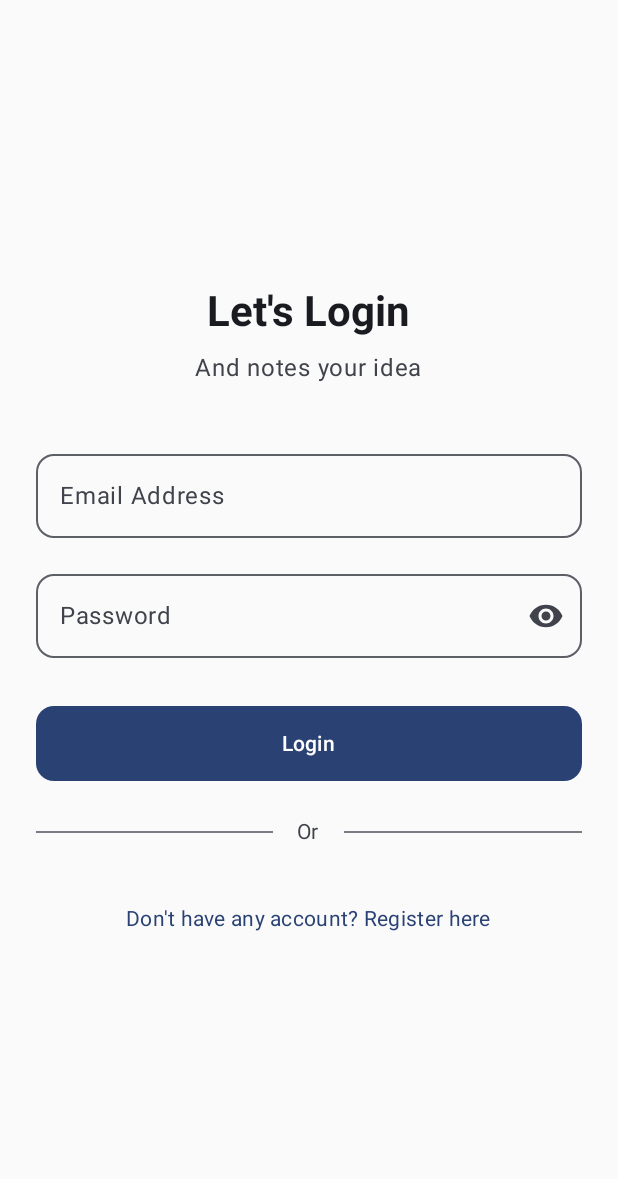
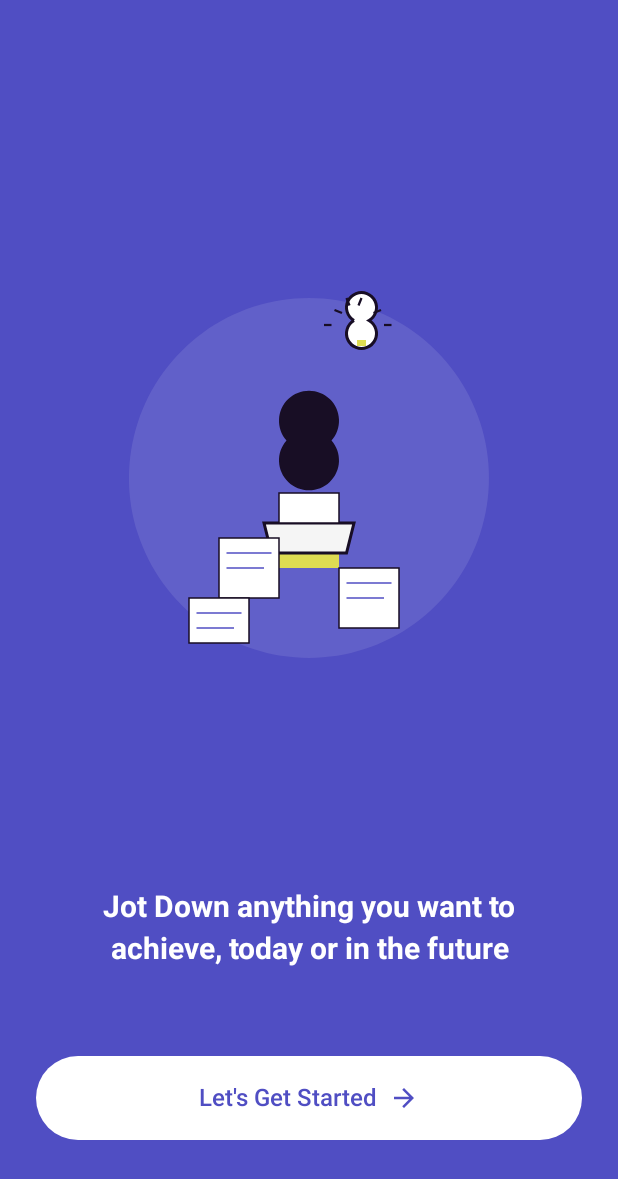
Before and after one commit to mohamadaminkarami/SimpleNoteClient, an Android app built with Jetpack Compose: the screen it shows after launch (MainActivity), on a phone screen of 412 x 824 dp. Shown: the top 1179 px of the screen. Run offline under Robolectric (Android 15) with nearby library versions, the phone set to English and light mode, and no system bars; our stand-ins replace Dagger/Hilt's generated code, Room's generated code; libraries missing offline, so code that uses them is left out: com.jakewharton.retrofit2.

Commit message:
Implement onboarding screen with purple background and illustration

```diff
--- a/Android/app/src/main/java/com/example/simplenote/MainActivity.kt
+++ b/Android/app/src/main/java/com/example/simplenote/MainActivity.kt
@@ -23,6 +23,7 @@ import com.example.simplenote.presentation.auth.RegisterScreen
 import com.example.simplenote.presentation.navigation.Screen
 import com.example.simplenote.presentation.notes.NotesListScreen
 import com.example.simplenote.presentation.notes.NoteDetailScreen
+import com.example.simplenote.presentation.onboarding.OnboardingScreen
 import com.example.simplenote.ui.theme.SimpleNoteTheme
 import dagger.hilt.android.AndroidEntryPoint
 
@@ -66,17 +67,32 @@ fun SimpleNoteApp(
         return
     }
 
-    // Determine start destination based on auth status
-    val startDestination = if (state.isLoggedIn) {
-        Screen.NotesList.route
-    } else {
-        Screen.Login.route
-    }
+    // Determine start destination - always show onboarding first
+    // In a real app, you might want to save this preference to skip onboarding for returning users
+    val startDestination = Screen.Onboarding.route
 
     NavHost(
         navController = navController,
         startDestination = startDestination
     ) {
+        // Onboarding screen
+        composable(Screen.Onboarding.route) {
+            OnboardingScreen(
+                onGetStartedClick = {
+                    val nextDestination = if (state.isLoggedIn) {
+                        Screen.NotesList.route
+                    } else {
+                        Screen.Login.route
+                    }
+                    navController.navigate(nextDestination) {
+                        popUpTo(Screen.Onboarding.route) {
+                            inclusive = true
+                        }
+                    }
+                }
+            )
+        }
+
         // Authentication screens
         composable(Screen.Login.route) {
             LoginScreen(
--- a/Android/app/src/main/java/com/example/simplenote/presentation/navigation/Screen.kt
+++ b/Android/app/src/main/java/com/example/simplenote/presentation/navigation/Screen.kt
@@ -1,6 +1,7 @@
 package com.example.simplenote.presentation.navigation
 
 sealed class Screen(val route: String) {
+    data object Onboarding : Screen("onboarding")
     data object Login : Screen("login")
     data object Register : Screen("register")
     data object NotesList : Screen("notes_list")
--- /dev/null
+++ b/Android/app/src/main/java/com/example/simplenote/presentation/onboarding/OnboardingScreen.kt
@@ -0,0 +1,116 @@
+package com.example.simplenote.presentation.onboarding
+
+import androidx.compose.foundation.Image
+import androidx.compose.foundation.background
+import androidx.compose.foundation.layout.*
+import androidx.compose.foundation.shape.RoundedCornerShape
+import androidx.compose.material.icons.Icons
+import androidx.compose.material.icons.filled.ArrowForward
+import androidx.compose.material3.*
+import androidx.compose.runtime.*
+import androidx.compose.ui.Alignment
+import androidx.compose.ui.Modifier
+import androidx.compose.ui.graphics.Color
+import androidx.compose.ui.res.painterResource
+import androidx.compose.ui.text.font.FontFamily
+import androidx.compose.ui.text.font.FontWeight
+import androidx.compose.ui.text.style.TextAlign
+import androidx.compose.ui.unit.dp
+import androidx.compose.ui.unit.sp
+import com.example.simplenote.R
+import com.example.simplenote.ui.theme.OnboardingPurple
+
+@Composable
+fun OnboardingScreen(
+    onGetStartedClick: () -> Unit
+) {
+    Box(
+        modifier = Modifier
+            .fillMaxSize()
+            .background(OnboardingPurple)
+    ) {
+        Column(
+            modifier = Modifier
+                .fillMaxSize()
+                .padding(24.dp),
+            horizontalAlignment = Alignment.CenterHorizontally
+        ) {
+            // Status bar spacing
+            Spacer(modifier = Modifier.height(60.dp))
+
+            // Illustration
+            Box(
+                modifier = Modifier
+                    .size(280.dp)
+                    .weight(1f),
+                contentAlignment = Alignment.Center
+            ) {
+                // Onboarding illustration
+                Image(
+                    painter = painterResource(id = R.drawable.onboarding_illustration),
+                    contentDescription = "Onboarding Illustration",
+                    modifier = Modifier.size(280.dp)
+                )
+            }
+
+            Spacer(modifier = Modifier.height(40.dp))
+
+            // Main text
+            Text(
+                text = "Jot Down anything you want to achieve, today or in the future",
+                style = androidx.compose.ui.text.TextStyle(
+                    fontFamily = FontFamily.Default, // Inter font family
+                    fontWeight = FontWeight.Bold, // 700
+                    fontSize = 20.sp,
+                    lineHeight = (20 * 1.4).sp, // 140% line height
+                    letterSpacing = 0.sp,
+                    textAlign = TextAlign.Center
+                ),
+                color = Color.White,
+                modifier = Modifier
+                    .fillMaxWidth()
+                    .padding(horizontal = 16.dp)
+            )
+
+            Spacer(modifier = Modifier.height(60.dp))
+
+            // Let's Get Started Button
+            Button(
+                onClick = onGetStartedClick,
+                modifier = Modifier
+                    .fillMaxWidth()
+                    .height(56.dp),
+                shape = RoundedCornerShape(28.dp),
+                colors = ButtonDefaults.buttonColors(
+                    containerColor = Color.White,
+                    contentColor = OnboardingPurple
+                )
+            ) {
+                Row(
+                    verticalAlignment = Alignment.CenterVertically,
+                    horizontalArrangement = Arrangement.Center
+                ) {
+                    Text(
+                        text = "Let's Get Started",
+                        style = androidx.compose.ui.text.TextStyle(
+                            fontWeight = FontWeight.SemiBold,
+                            fontSize = 16.sp
+                        ),
+                        color = OnboardingPurple
+                    )
+
+                    Spacer(modifier = Modifier.width(8.dp))
+
+                    Icon(
+                        imageVector = Icons.Default.ArrowForward,
+                        contentDescription = null,
+                        tint = OnboardingPurple,
+                        modifier = Modifier.size(20.dp)
+                    )
+                }
+            }
+
+            Spacer(modifier = Modifier.height(40.dp))
+        }
+    }
+}
--- a/Android/app/src/main/java/com/example/simplenote/ui/theme/Color.kt
+++ b/Android/app/src/main/java/com/example/simplenote/ui/theme/Color.kt
@@ -14,6 +14,7 @@ val Pink40 = Color(0xFF7D5260)
 // Additional colors for the design
 val PrimaryBlue = Color(0xFF6366F1) // Purple-blue from design
 val SecondaryBlue = Color(0xFF8B5CF6) // Slightly different purple
+val OnboardingPurple = Color(0xFF504EC3) // Onboarding background color
 val BackgroundLight = Color(0xFFFAFAFA)
 val TextGray = Color(0xFF6B7280)
 val TextDark = Color(0xFF1F2937)
--- /dev/null
+++ b/Android/app/src/main/res/drawable/onboarding_illustration.xml
@@ -0,0 +1,138 @@
+<vector xmlns:android="http://schemas.android.com/apk/res/android"
+    android:width="280dp"
+    android:height="280dp"
+    android:viewportWidth="280"
+    android:viewportHeight="280">
+
+    <!-- Background circle -->
+    <path
+        android:fillColor="#FFFFFF"
+        android:fillAlpha="0.1"
+        android:pathData="M140,20 A120,120 0 1,1 140,260 A120,120 0 1,1 140,20" />
+
+    <!-- Person sitting with laptop -->
+    <group>
+        <!-- Body -->
+        <path
+            android:fillColor="#DEDC52"
+            android:pathData="M120,150 L160,150 L160,200 L120,200 Z" />
+
+        <!-- Head -->
+        <path
+            android:fillColor="#DEDC52"
+            android:pathData="M130,120 A15,15 0 1,1 150,120 A15,15 0 1,1 130,120" />
+
+        <!-- Hair -->
+        <path
+            android:fillColor="#180E25"
+            android:pathData="M125,115 A20,20 0 1,1 155,115 A20,20 0 1,1 125,115" />
+
+        <!-- Laptop -->
+        <path
+            android:fillColor="#F5F5F5"
+            android:strokeColor="#180E25"
+            android:strokeWidth="2"
+            android:pathData="M110,170 L170,170 L165,190 L115,190 Z" />
+
+        <!-- Laptop screen -->
+        <path
+            android:fillColor="#FFFFFF"
+            android:strokeColor="#180E25"
+            android:strokeWidth="1"
+            android:pathData="M120,150 L160,150 L160,170 L120,170 Z" />
+    </group>
+
+    <!-- Light bulb (idea) -->
+    <group>
+        <!-- Bulb -->
+        <path
+            android:fillColor="#FFFFFF"
+            android:strokeColor="#180E25"
+            android:strokeWidth="2"
+            android:pathData="M170,35 A10,10 0 1,1 180,35 A10,10 0 1,1 170,35" />
+
+        <!-- Bulb base -->
+        <path
+            android:fillColor="#DEDC52"
+            android:pathData="M172,48 L178,48 L178,52 L172,52 Z" />
+
+        <!-- Light rays -->
+        <path
+            android:strokeColor="#180E25"
+            android:strokeWidth="1.5"
+            android:pathData="M157,28 L162,30" />
+        <path
+            android:strokeColor="#180E25"
+            android:strokeWidth="1.5"
+            android:pathData="M165,20 L167,25" />
+        <path
+            android:strokeColor="#180E25"
+            android:strokeWidth="1.5"
+            android:pathData="M175,20 L173,25" />
+        <path
+            android:strokeColor="#180E25"
+            android:strokeWidth="1.5"
+            android:pathData="M188,28 L183,30" />
+        <path
+            android:strokeColor="#180E25"
+            android:strokeWidth="1.5"
+            android:pathData="M195,38 L190,38" />
+        <path
+            android:strokeColor="#180E25"
+            android:strokeWidth="1.5"
+            android:pathData="M155,38 L150,38" />
+    </group>
+
+    <!-- Papers/Notes scattered around -->
+    <group>
+        <!-- Paper 1 -->
+        <path
+            android:fillColor="#FFFFFF"
+            android:strokeColor="#180E25"
+            android:strokeWidth="1"
+            android:pathData="M80,180 L120,180 L120,220 L80,220 Z" />
+
+        <!-- Paper 2 -->
+        <path
+            android:fillColor="#FFFFFF"
+            android:strokeColor="#180E25"
+            android:strokeWidth="1"
+            android:pathData="M160,200 L200,200 L200,240 L160,240 Z" />
+
+        <!-- Paper 3 -->
+        <path
+            android:fillColor="#FFFFFF"
+            android:strokeColor="#180E25"
+            android:strokeWidth="1"
+            android:pathData="M60,220 L100,220 L100,250 L60,250 Z" />
+
+        <!-- Lines on papers -->
+        <path
+            android:strokeColor="#504EC3"
+            android:strokeWidth="1"
+            android:pathData="M85,190 L115,190" />
+        <path
+            android:strokeColor="#504EC3"
+            android:strokeWidth="1"
+            android:pathData="M85,200 L110,200" />
+
+        <path
+            android:strokeColor="#504EC3"
+            android:strokeWidth="1"
+            android:pathData="M165,210 L195,210" />
+        <path
+            android:strokeColor="#504EC3"
+            android:strokeWidth="1"
+            android:pathData="M165,220 L190,220" />
+
+        <path
+            android:strokeColor="#504EC3"
+            android:strokeWidth="1"
+            android:pathData="M65,230 L95,230" />
+        <path
+            android:strokeColor="#504EC3"
+            android:strokeWidth="1"
+            android:pathData="M65,240 L90,240" />
+    </group>
+
+</vector>
```
Also changed, not shown: 1 other file.
